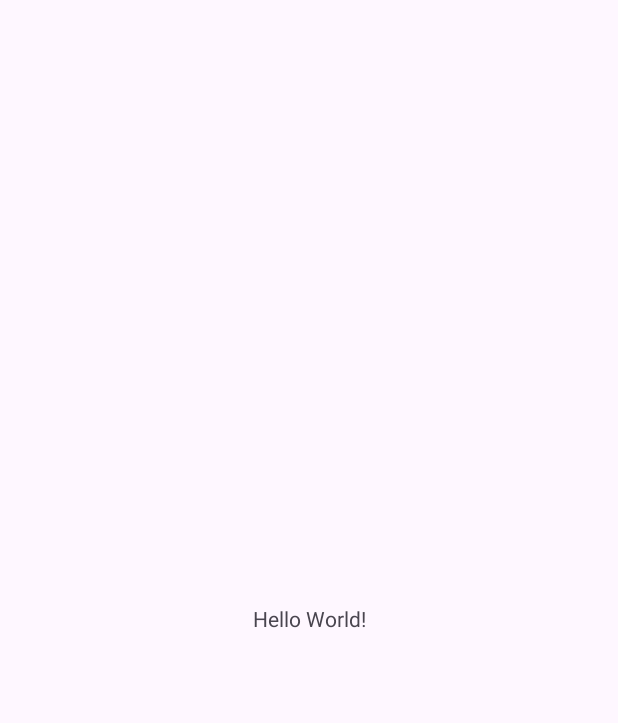
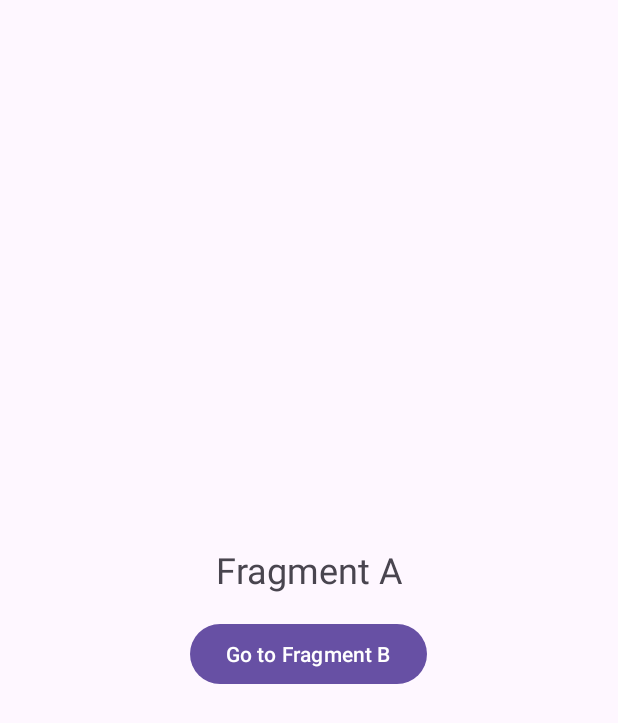
Before and after one commit to AndreyPMI/Aston_intensiv_4, an Android app: the screen it shows after launch (MainActivity), on a phone screen of 412 x 824 dp. Before the commit the part shown is almost empty. Shown: the top 723 px of the screen. Run offline under Robolectric (Android 15) with nearby library versions, the phone set to English and light mode, and no system bars.

Commit message:
finish task 4 part 1

```diff
--- a/app/src/main/java/com/andreypmi/fragments/MainActivity.kt
+++ b/app/src/main/java/com/andreypmi/fragments/MainActivity.kt
@@ -5,16 +5,25 @@ import androidx.activity.enableEdgeToEdge
 import androidx.appcompat.app.AppCompatActivity
 import androidx.core.view.ViewCompat
 import androidx.core.view.WindowInsetsCompat
+import com.andreypmi.fragments.databinding.ActivityMainBinding
+import com.andreypmi.fragments.presentation.FragmentA
 
 class MainActivity : AppCompatActivity() {
+
+    private lateinit var binding: ActivityMainBinding
+
     override fun onCreate(savedInstanceState: Bundle?) {
         super.onCreate(savedInstanceState)
         enableEdgeToEdge()
-        setContentView(R.layout.activity_main)
+        binding = ActivityMainBinding.inflate(layoutInflater)
+        setContentView(binding.root)
         ViewCompat.setOnApplyWindowInsetsListener(findViewById(R.id.main)) { v, insets ->
             val systemBars = insets.getInsets(WindowInsetsCompat.Type.systemBars())
             v.setPadding(systemBars.left, systemBars.top, systemBars.right, systemBars.bottom)
             insets
         }
+        supportFragmentManager.beginTransaction()
+            .add(R.id.nav_host_fragment, FragmentA())
+            .commit()
     }
 }
--- /dev/null
+++ b/app/src/main/java/com/andreypmi/fragments/presentation/FragmentA.kt
@@ -0,0 +1,39 @@
+package com.andreypmi.fragments.presentation
+
+import android.os.Bundle
+import android.view.LayoutInflater
+import android.view.View
+import android.view.ViewGroup
+import androidx.fragment.app.Fragment
+import com.andreypmi.fragments.R
+import com.andreypmi.fragments.databinding.FragmentABinding
+
+class FragmentA : Fragment() {
+
+    private var _binding: FragmentABinding? = null
+    private val binding get() = _binding!!
+
+    override fun onCreateView(
+        inflater: LayoutInflater, container: ViewGroup?,
+        savedInstanceState: Bundle?
+    ): View? {
+        _binding = FragmentABinding.inflate(inflater, container, false)
+        return binding.root
+    }
+
+    override fun onViewCreated(view: View, savedInstanceState: Bundle?) {
+        super.onViewCreated(view, savedInstanceState)
+
+        binding.buttonToB.setOnClickListener {
+            parentFragmentManager.beginTransaction()
+                .replace(R.id.nav_host_fragment, FragmentB())
+                .addToBackStack(FRAGMENT_B_NAME)
+                .commit()
+        }
+    }
+
+    override fun onDestroyView() {
+        super.onDestroyView()
+        _binding = null
+    }
+}
--- a/app/src/main/res/layout/activity_main.xml
+++ b/app/src/main/res/layout/activity_main.xml
@@ -1,19 +1,11 @@
 <?xml version="1.0" encoding="utf-8"?>
 <androidx.constraintlayout.widget.ConstraintLayout xmlns:android="http://schemas.android.com/apk/res/android"
-    xmlns:app="http://schemas.android.com/apk/res-auto"
-    xmlns:tools="http://schemas.android.com/tools"
     android:id="@+id/main"
     android:layout_width="match_parent"
-    android:layout_height="match_parent"
-    tools:context=".MainActivity">
-
-    <TextView
-        android:layout_width="wrap_content"
-        android:layout_height="wrap_content"
-        android:text="Hello World!"
-        app:layout_constraintBottom_toBottomOf="parent"
-        app:layout_constraintEnd_toEndOf="parent"
-        app:layout_constraintStart_toStartOf="parent"
-        app:layout_constraintTop_toTopOf="parent" />
+    android:layout_height="match_parent">
+    <FrameLayout
+        android:id="@+id/nav_host_fragment"
+        android:layout_width="match_parent"
+        android:layout_height="match_parent" />
 
 </androidx.constraintlayout.widget.ConstraintLayout>
--- /dev/null
+++ b/app/src/main/res/layout/fragment_a.xml
@@ -0,0 +1,27 @@
+<?xml version="1.0" encoding="utf-8"?>
+<FrameLayout xmlns:android="http://schemas.android.com/apk/res/android"
+    android:layout_width="match_parent"
+    android:layout_height="match_parent">
+    <LinearLayout
+        android:layout_width="match_parent"
+        android:layout_height="wrap_content"
+        android:orientation="vertical"
+        android:layout_gravity="center"
+        android:gravity="center">
+
+        <TextView
+            android:layout_width="wrap_content"
+            android:layout_height="wrap_content"
+            android:text="Fragment A"
+            android:textSize="24sp"
+            android:layout_marginBottom="16dp"/>
+
+        <Button
+            android:id="@+id/button_to_b"
+            android:layout_width="wrap_content"
+            android:layout_height="wrap_content"
+            android:text="Go to Fragment B" />
+
+    </LinearLayout>
+
+</FrameLayout>
```
Also changed, not shown: app/build.gradle.kts (+5 -3 lines), app/src/main/java/com/andreypmi/fragments/presentation/FragmentB.kt (added, +52 -0 lines), app/src/main/java/com/andreypmi/fragments/presentation/FragmentC.kt (added, +46 -0 lines), app/src/main/java/com/andreypmi/fragments/presentation/FragmentD.kt (added, +36 -0 lines), app/src/main/res/layout/fragment_b.xml (added, +35 -0 lines), app/src/main/res/layout/fragment_c.xml (added, +42 -0 lines), app/src/main/res/layout/fragment_d.xml (added, +27 -0 lines).
